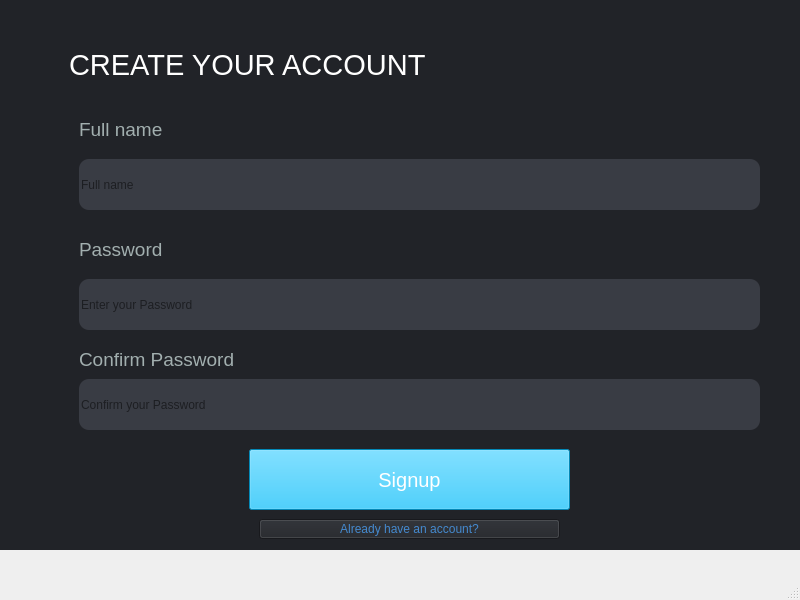
Old version of the form ui/SigninPage.ui in the repository TranThaiHungXiKe/pti.
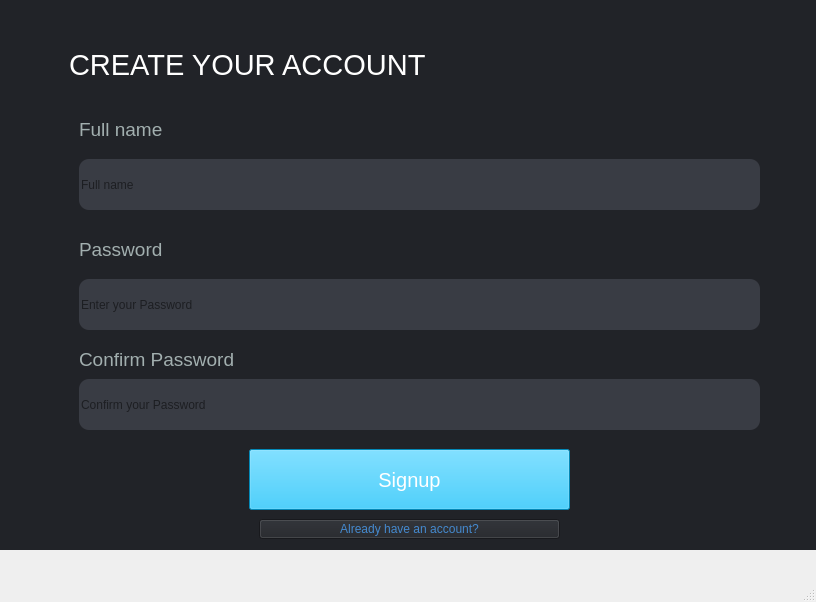
New version of the form. Icons and pictures are not drawn.

```diff
--- a/ui/SigninPage.ui
+++ b/ui/SigninPage.ui
@@ -6,8 +6,8 @@
    <rect>
     <x>0</x>
     <y>0</y>
-    <width>800</width>
-    <height>600</height>
+    <width>816</width>
+    <height>602</height>
    </rect>
   </property>
   <property name="windowTitle">
```
Left out of the diff: 2 changed lines with no effect on the pictures.
